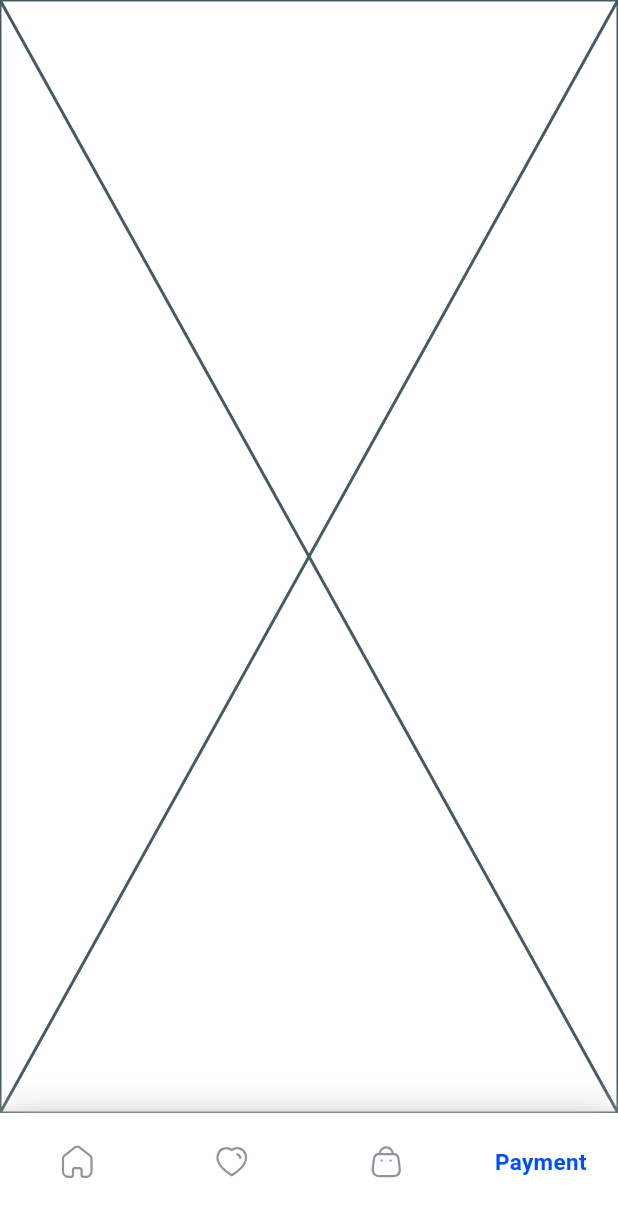
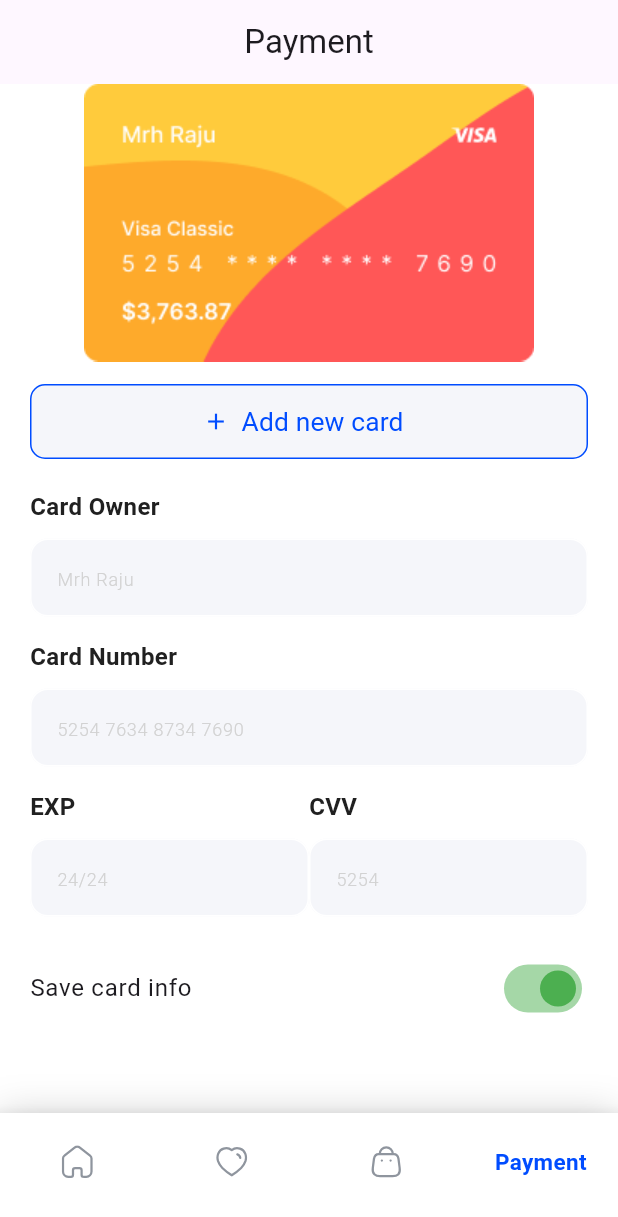
Before and after one commit to Elgammal1299/e_commerce_app, a Flutter app: the screen it shows after launch, item 4 of the bottom bar chosen, on a phone screen of 412 x 824 dp. Shown: the top 1217 px of the screen. Run offline on Flutter 3.47's test engine with Material 3 defaults, Android fonts, the phone set to English and light mode, and no system bars; our stand-ins replace dartz, dio, dotted_border, flutter_bloc, flutter_secure_storage, flutter_svg and 5 more; generated files the repository leaves out were written again; Roboto replaces fonts that are missing (Montserrat, Nunito Sans).

Commit message:
Add payment page UI with image and form fields
- Introduced a new payment page with a structured layout for card information input.
- Added a new image asset for the payment page.
- Updated AppImages class to include the new payment image reference.
- Integrated custom widgets for enhanced user interaction, including buttons and text forms.

```diff
--- a/lib/core/utils/app_images.dart
+++ b/lib/core/utils/app_images.dart
@@ -23,4 +23,5 @@ class AppImages {
   static const String pro3Icon = 'assets/images/pro3.png';
   static const String mapIcon = 'assets/images/map.png';
   static const String visaIcon = 'assets/images/visa.png';
+  static const String paymentImage = 'assets/images/payment.png';
 }
--- a/lib/feature/home/ui/view/payment_page.dart
+++ b/lib/feature/home/ui/view/payment_page.dart
@@ -1,3 +1,8 @@
+import 'package:e_commerce_app/core/utils/app_colors.dart';
+import 'package:e_commerce_app/core/utils/app_images.dart';
+import 'package:e_commerce_app/core/utils/app_styles.dart';
+import 'package:e_commerce_app/core/utils/widget/custom_elevated_button.dart';
+import 'package:e_commerce_app/core/utils/widget/custom_text_form.dart';
 import 'package:flutter/material.dart';
 
 class PaymentPage extends StatelessWidget {
@@ -5,6 +10,108 @@ class PaymentPage extends StatelessWidget {
 
   @override
   Widget build(BuildContext context) {
-    return const Placeholder();
+    return Scaffold(
+      backgroundColor: AppColors.whiteColor,
+      appBar: AppBar(title: Text('Payment'), centerTitle: true),
+      body: Padding(
+        padding: const EdgeInsets.symmetric(horizontal: 20),
+        child: Column(
+          crossAxisAlignment: CrossAxisAlignment.start,
+          children: [
+            Align(
+              alignment: AlignmentGeometry.center,
+              child: Image.asset(AppImages.paymentImage),
+            ),
+            SizedBox(height: 15),
+            CustomElevatedButton(
+              icon: Icon(Icons.add, color: AppColors.primryColor),
+              backgroundColor: AppColors.grey3Color,
+              borderColor: AppColors.primryColor,
+              heigth: 50,
+              textStyle: AppStyles.styleRegular22(
+                context,
+              ).copyWith(color: AppColors.primryColor),
+
+              text: 'Add new card',
+              onPressed: () {},
+              borderRadius: 10,
+            ),
+            SizedBox(height: 20),
+            Text(
+              'Card Owner',
+              style: AppStyles.styleRegular20(
+                context,
+              ).copyWith(fontWeight: FontWeight.bold),
+            ),
+            SizedBox(height: 10),
+            CustomTextForm(
+              hintText: 'Mrh Raju',
+              borderRadius: BorderRadius.circular(12),
+            ),
+            SizedBox(height: 15),
+            Text(
+              'Card Number',
+              style: AppStyles.styleRegular20(
+                context,
+              ).copyWith(fontWeight: FontWeight.bold),
+            ),
+            SizedBox(height: 10),
+            CustomTextForm(
+              hintText: '5254 7634 8734 7690',
+              borderRadius: BorderRadius.circular(12),
+            ),
+            SizedBox(height: 15),
+            Row(
+              children: [
+                Expanded(
+                  child: Column(
+                    crossAxisAlignment: CrossAxisAlignment.start,
+                    children: [
+                      Text(
+                        'EXP',
+                        style: AppStyles.styleRegular20(
+                          context,
+                        ).copyWith(fontWeight: FontWeight.bold),
+                      ),
+                      SizedBox(height: 10),
+                      CustomTextForm(
+                        hintText: '24/24',
+                        borderRadius: BorderRadius.circular(12),
+                      ),
+                    ],
+                  ),
+                ),
+                Expanded(
+                  child: Column(
+                    crossAxisAlignment: CrossAxisAlignment.start,
+                    children: [
+                      Text(
+                        'CVV',
+                        style: AppStyles.styleRegular20(
+                          context,
+                        ).copyWith(fontWeight: FontWeight.bold),
+                      ),
+                      SizedBox(height: 10),
+                      CustomTextForm(
+                        hintText: '5254 ',
+                        borderRadius: BorderRadius.circular(12),
+                      ),
+                    ],
+                  ),
+                ),
+              ],
+            ),
+            SizedBox(height: 20),
+            SwitchListTile(
+              contentPadding: EdgeInsets.all(0),
+              activeThumbColor: Colors.green,
+              value: true,
+              onChanged: (w) {},
+              title: Text('Save card info'),
+            ),
+          ],
+        ),
+      ),
+    );
   }
 }
```
Also changed, not shown: assets/images/payment.png (added).
